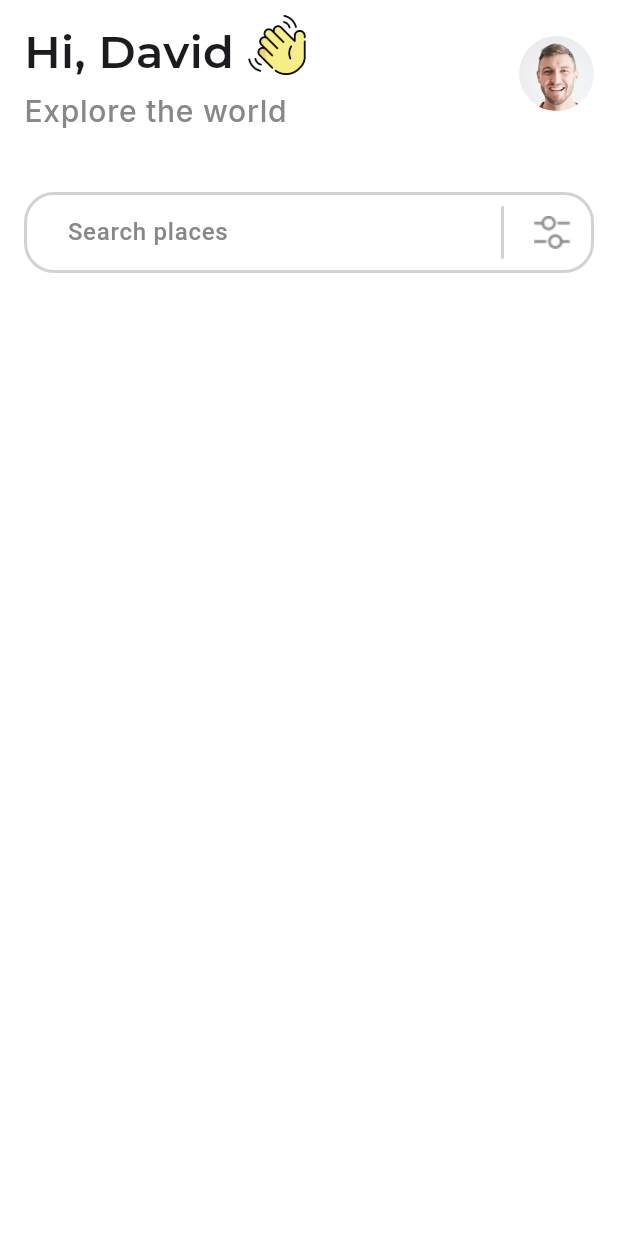
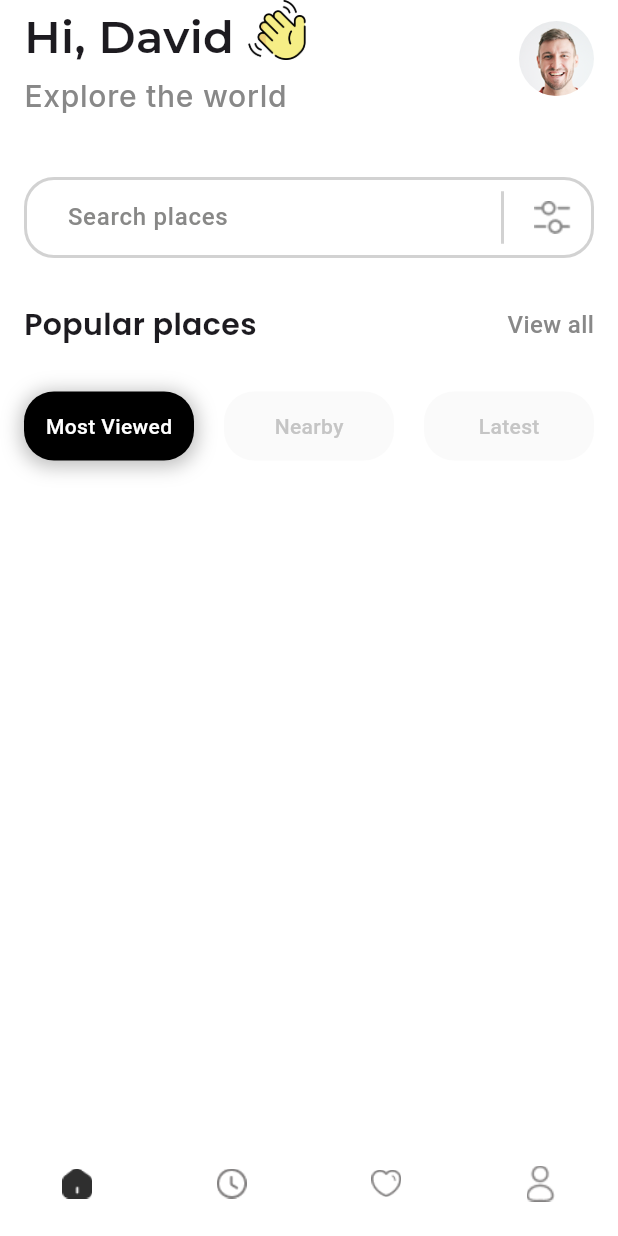
Before and after one commit to SrikantaPrasadrajeUrs/Travel_App_Ui, a Flutter app: the screen it shows after launch, on a phone screen of 412 x 824 dp. Run offline on Flutter 3.47's test engine with Material 3 defaults, Android fonts, the phone set to English and light mode, and no system bars; our stand-ins replace google_fonts.

Commit message:
updated code tabs and btm bar

```diff
--- a/lib/views/home.dart
+++ b/lib/views/home.dart
@@ -1,4 +1,6 @@
 import 'package:flutter/material.dart';
+import 'package:flutter_b3/widgets/btm_bar.dart';
+import 'package:flutter_b3/widgets/ui_tab.dart';
 import 'package:google_fonts/google_fonts.dart';
 
 class Home extends StatefulWidget {
@@ -14,17 +16,28 @@ class _HomeState extends State<Home> {
     borderSide: BorderSide(color: Color.fromRGBO(210, 210, 210, 1), width: 2),
   );
 
+  final List<String> tabTexts = ["Most Viewed", "Nearby", "Latest"];
+
+  Widget applyPadding(Widget child){
+    return Padding(padding: EdgeInsets.symmetric(horizontal: 16), child: child);
+  }
+
+  int highLightedTabIndex = 0;
+
+  // return widget to ui
+  // rebuilding setState((){})
+  // StateFulBuilder
+  // ValueNotifier
   @override
   Widget build(BuildContext context) {
+    print("rebuild parent");
     return Scaffold(
       backgroundColor: Colors.white,
       body: SafeArea(
-        child: Padding(
-          padding: EdgeInsets.symmetric(horizontal: 16, vertical: 10),
         child: Column(
           crossAxisAlignment: CrossAxisAlignment.start,
           children: [
-              Row(
+            applyPadding(Row(
               mainAxisAlignment: MainAxisAlignment.spaceBetween,
               children: [
                 Column(
@@ -67,9 +80,9 @@ class _HomeState extends State<Home> {
                   ),
                 ),
               ],
-              ),
+            )),
             SizedBox(height: 40),
-              TextField(
+            applyPadding(TextField(
               decoration: InputDecoration(
                 contentPadding: EdgeInsets.symmetric(vertical:15, horizontal: 25),
                 hintText: "Search places",
@@ -96,11 +109,52 @@ class _HomeState extends State<Home> {
                   ],
                 )
               ),
+            )),
+            SizedBox(height: 30),
+            applyPadding(Row(
+              mainAxisAlignment: MainAxisAlignment.spaceBetween,
+              children: [
+                Text(
+                  "Popular places",
+                  style: GoogleFonts.poppins(
+                    fontSize: 20,
+                    fontWeight: FontWeight.w600,
                   ),
+                ),
+                Text(
+                  "View all",
+                  style: GoogleFonts.roboto(
+                    fontSize: 16,
+                    fontWeight: FontWeight.w500,
+                    color: Color.fromRGBO(136, 136, 136, 1),
+                  ),
+                ),
+              ],
+            )),
+            SizedBox(height: 30),
+            applyPadding(StatefulBuilder(
+                builder: (context, innerSetState) {
+                  void handleTap(int id) {
+                    innerSetState(() {
+                      highLightedTabIndex = id;
+                    });
+                  }
+                  return Row(
+                      spacing: 20,
+                      children: List.generate(tabTexts.length,(index)=>Expanded(
+                        child: UiTab(
+                          text: tabTexts[index],
+                          callback: () => handleTap(index),
+                          isHighLighted: highLightedTabIndex == index,
+                        ),
+                      )).toList()
+                  );
+                }
+            )),
           ],
         ),
       ),
-      ),
+      bottomNavigationBar: BtmBar(),
     );
   }
 }
--- /dev/null
+++ b/lib/widgets/btm_bar.dart
@@ -0,0 +1,26 @@
+import 'package:flutter/material.dart';
+
+class BtmBar extends StatelessWidget {
+  const BtmBar({super.key});
+
+  @override
+  Widget build(BuildContext context) {
+    final images = [
+      'assets/images/icon home.png',
+      'assets/images/icon clock.png',
+      'assets/images/icon heart.png',
+      'assets/images/icon user.png',
+    ];
+    // map - array
+    return Container(
+      height: 70,
+      decoration: BoxDecoration(
+        color: Colors.white,
+      ),
+      child: Row(
+        mainAxisAlignment: MainAxisAlignment.spaceAround,
+        children: images.map((imagePath)=>Image.asset(imagePath, width: 20,)).toList(),
+      ),
+    );
+  }
+}
--- /dev/null
+++ b/lib/widgets/ui_tab.dart
@@ -0,0 +1,33 @@
+import 'package:flutter/material.dart';
+import 'package:google_fonts/google_fonts.dart';
+
+class UiTab extends StatelessWidget {
+  final bool isHighLighted;
+  final VoidCallback callback;
+  final String text;
+  const UiTab({super.key, required this.text, required this.callback, required this.isHighLighted});
+
+  @override
+  Widget build(BuildContext context) {
+    return GestureDetector(
+      onTap: callback,
+      child: AnimatedContainer(
+        duration: const Duration(milliseconds: 500),
+        height: 46,
+        decoration: BoxDecoration(
+            color: isHighLighted?Colors.black:Colors.grey.shade50,
+            borderRadius: BorderRadius.circular(20),
+            boxShadow: isHighLighted?[
+              BoxShadow(
+                  color: Colors.black26,
+                  offset: Offset(0, 2),
+                  blurRadius: 10,
+                  spreadRadius: 2
+              )
+            ]:null
+        ),
+        child: Center(child: Text(text,style: GoogleFonts.roboto(fontSize: 14, fontWeight: FontWeight.w500, color: isHighLighted?Colors.white:Color.fromRGBO(197, 197, 197, 1)))),
+      ),
+    );
+  }
+}
```
Also changed, not shown: assets/images/icon clock.png (added), assets/images/icon heart.png (added), assets/images/icon home.png (added), assets/images/icon user.png (added). Lines whose indentation alone changed are shown as unchanged.
